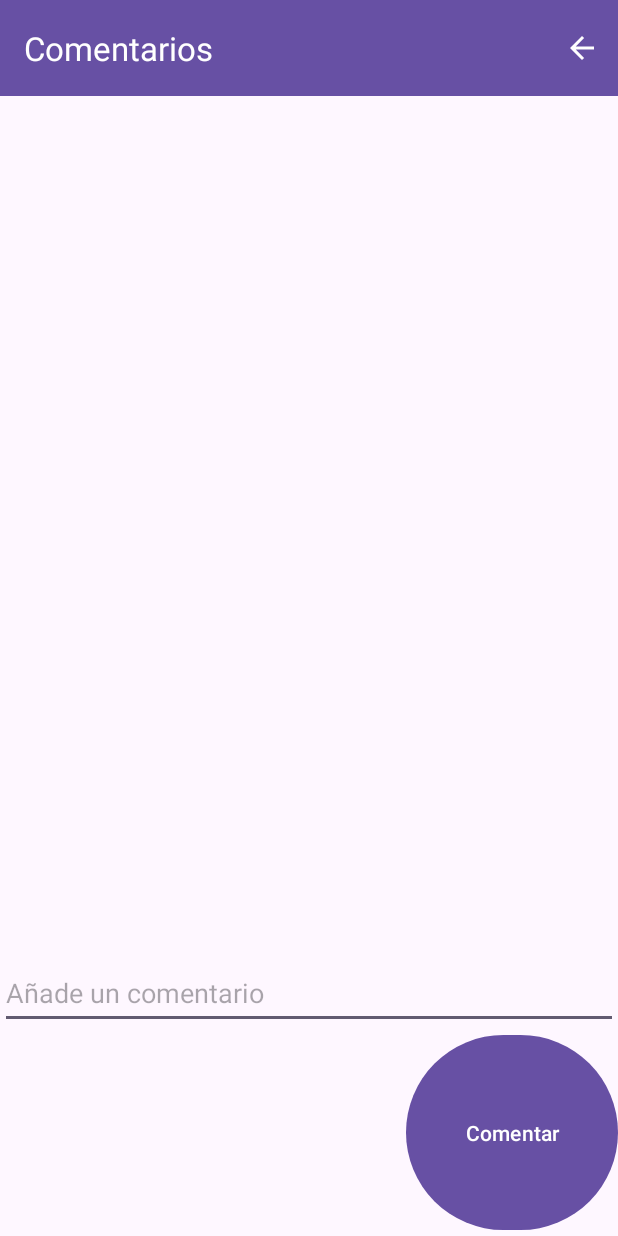
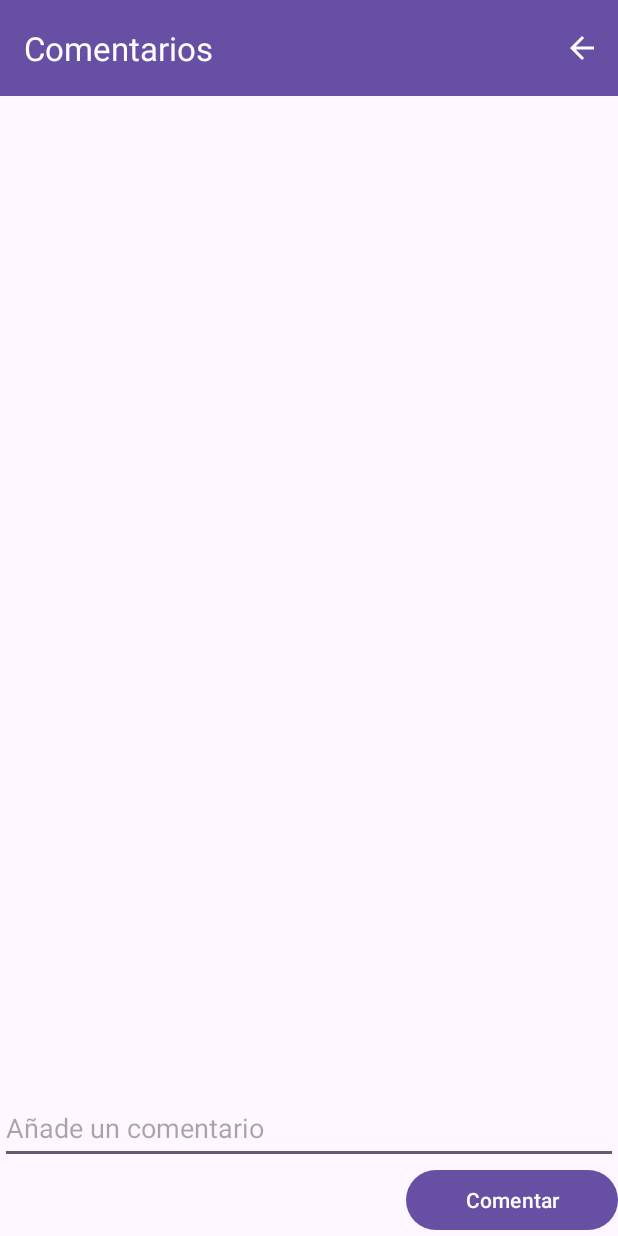
Before and after one commit to Rulios/proyecto-hpa4, an Android app: the PantallaComentarios screen opened directly, with no data from a screen before it, on a phone screen of 412 x 824 dp. Run offline under Robolectric (Android 15) with nearby library versions, the phone set to English and light mode, and no system bars.

Commit message:
Teclado arreglado
la sección de comentarios se redimensiona correctamente al abrir el teclado y cerrarlo

```diff
--- a/app/src/main/java/com/example/proyecto1_hpa/PantallaComentarios.java
+++ b/app/src/main/java/com/example/proyecto1_hpa/PantallaComentarios.java
@@ -15,6 +15,7 @@ public class PantallaComentarios extends AppCompatActivity {
 
     Toolbar TB2;
     String nombreUsuario;
+    SoftInputAssist SIA;
     @Override
     protected void onCreate(Bundle savedInstanceState) {
         super.onCreate(savedInstanceState);
@@ -22,6 +23,7 @@ public class PantallaComentarios extends AppCompatActivity {
 
         Intent intent = getIntent();
         nombreUsuario = intent.getStringExtra("NOMBRE");
+        SIA=new SoftInputAssist(this);
 
         TB2=(Toolbar) findViewById(R.id.TB2);
         setSupportActionBar(TB2);
@@ -50,4 +52,22 @@ public class PantallaComentarios extends AppCompatActivity {
         return true;
     }
 
+    @Override
+    protected void onResume(){
+        SIA.onResume();
+        super.onResume();
+    }
+
+    @Override
+    protected void onPause(){
+        SIA.onPause();
+        super.onPause();
+    }
+
+    @Override
+    protected void onDestroy(){
+        SIA.onDestroy();
+        super.onDestroy();
+    }
+
 }
--- /dev/null
+++ b/app/src/main/java/com/example/proyecto1_hpa/SoftInputAssist.java
@@ -0,0 +1,57 @@
+package com.example.proyecto1_hpa;
+
+import android.app.Activity;
+import android.graphics.Rect;
+import android.view.View;
+import android.view.ViewGroup;
+import android.view.ViewTreeObserver;
+import android.widget.FrameLayout;
+
+public class SoftInputAssist {
+    private View rootView;
+    private ViewGroup contentContainer;
+    private ViewTreeObserver viewTreeObserver;
+    private ViewTreeObserver.OnGlobalLayoutListener listener = () -> possiblyResizeChildOfContent();
+    private Rect contentAreaOfWindowBounds = new Rect();
+    private FrameLayout.LayoutParams rootViewLayout;
+    private int usableHeightPrevious = 0;
+
+    public SoftInputAssist(Activity activity) {
+        contentContainer = (ViewGroup) activity.findViewById(android.R.id.content);
+        rootView = contentContainer.getChildAt(0);
+        rootViewLayout = (FrameLayout.LayoutParams) rootView.getLayoutParams();
+    }
+
+    public void onPause() {
+        if (viewTreeObserver.isAlive()) {
+            viewTreeObserver.removeOnGlobalLayoutListener(listener);
+        }
+    }
+
+    public void onResume() {
+        if (viewTreeObserver == null || !viewTreeObserver.isAlive()) {
+            viewTreeObserver = rootView.getViewTreeObserver();
+        }
+
+        viewTreeObserver.addOnGlobalLayoutListener(listener);
+    }
+
+    public void onDestroy() {
+        rootView = null;
+        contentContainer = null;
+        viewTreeObserver = null;
+    }
+
+    private void possiblyResizeChildOfContent() {
+        contentContainer.getWindowVisibleDisplayFrame(contentAreaOfWindowBounds);
+        int usableHeightNow = contentAreaOfWindowBounds.height();
+
+        if (usableHeightNow != usableHeightPrevious) {
+            rootViewLayout.height = usableHeightNow;
+            rootView.layout(contentAreaOfWindowBounds.left, contentAreaOfWindowBounds.top, contentAreaOfWindowBounds.right, contentAreaOfWindowBounds.bottom);
+            rootView.requestLayout();
+
+            usableHeightPrevious = usableHeightNow;
+        }
+    }
+}
--- a/app/src/main/res/layout/activity_pantalla_comentarios.xml
+++ b/app/src/main/res/layout/activity_pantalla_comentarios.xml
@@ -10,6 +10,7 @@
         android:id="@+id/relativeLayout"
         android:layout_width="0dp"
         android:layout_height="wrap_content"
+        android:gravity="center"
         app:layout_constraintEnd_toEndOf="parent"
         app:layout_constraintStart_toStartOf="parent"
         app:layout_constraintTop_toTopOf="parent">
@@ -27,16 +28,18 @@
         <ListView
             android:id="@+id/_dynamic"
             android:layout_width="match_parent"
-            android:layout_height="574dp"
+            android:layout_height="wrap_content"
+            android:layout_above="@+id/ETcoment"
             android:layout_below="@+id/TB2"
-            android:layout_marginTop="0dp" />
+            android:layout_marginTop="0dp"
+            android:layout_marginBottom="0dp" />
 
         <EditText
             android:id="@+id/ETcoment"
             android:layout_width="match_parent"
             android:layout_height="wrap_content"
-            android:layout_below="@id/_dynamic"
-            android:layout_marginTop="0dp"
+            android:layout_above="@+id/BTNcoment"
+            android:layout_marginBottom="0dp"
             android:height="48dp"
             android:ems="10"
             android:fadeScrollbars="false"
@@ -49,7 +52,6 @@
             android:id="@+id/BTNcoment"
             android:layout_width="141dp"
             android:layout_height="48dp"
-            android:layout_below="@+id/ETcoment"
             android:layout_alignParentEnd="true"
             android:layout_alignParentBottom="true"
             android:layout_marginTop="0dp"
```
Also changed, not shown: app/src/main/res/values/styles.xml (added, +12 -0 lines).
